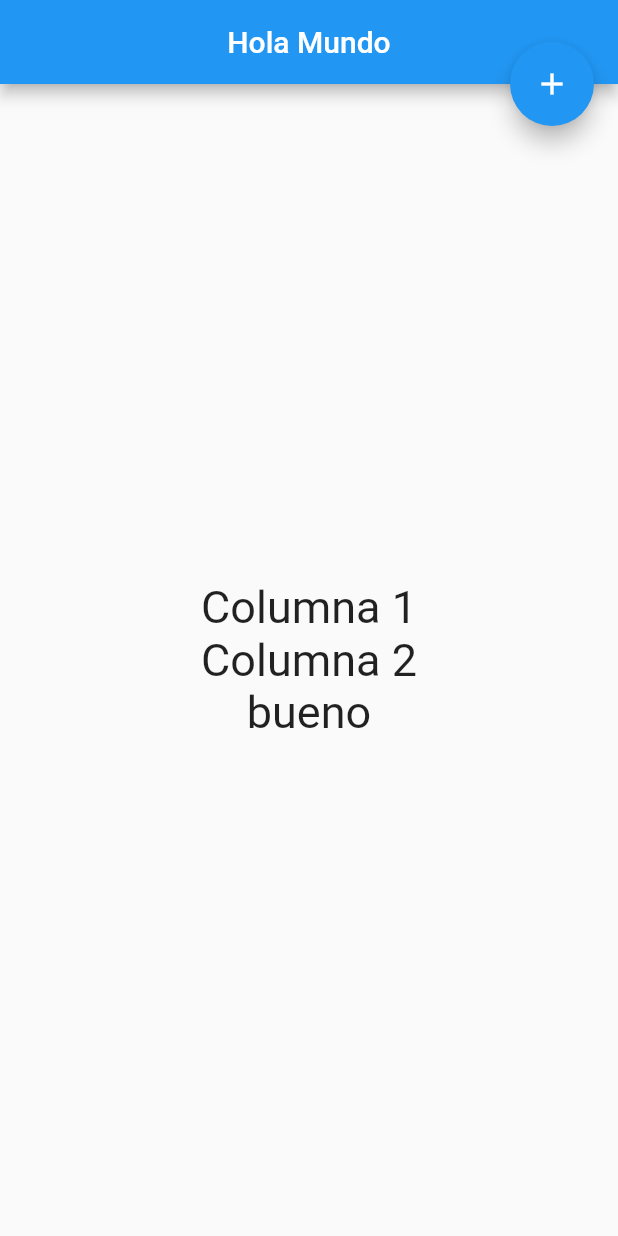
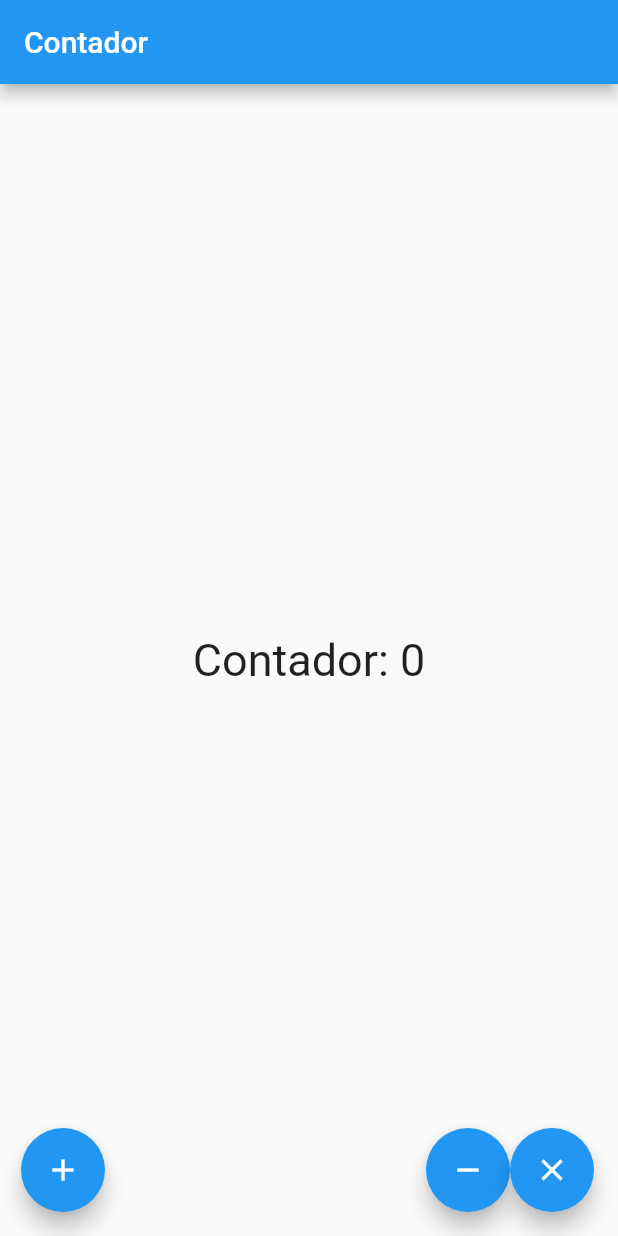
Before and after one commit to lbvp10/aprendiendo-flutter, a Flutter app: the screen it shows after launch, on a phone screen of 412 x 824 dp. Run offline on Flutter 3.47's test engine with Material 2 defaults, Android fonts, the phone set to English and light mode, and no system bars.

Commit message:
final float action button

```diff
--- a/lib/src/app.dart
+++ b/lib/src/app.dart
@@ -1,9 +1,9 @@
 import 'package:flutter/material.dart';
-import 'package:hola_mundo/src/pages/home_page.dart';
+import 'package:hola_mundo/src/pages/contador.dart';
 
 class MyApp extends StatelessWidget {
   @override
   Widget build(BuildContext context) {
-    return MaterialApp(home: HomePage());
+    return MaterialApp(home: ContadorPage());
   }
 }
--- /dev/null
+++ b/lib/src/pages/contador.dart
@@ -0,0 +1,60 @@
+import 'package:flutter/material.dart';
+
+class ContadorPage extends StatefulWidget {
+  @override
+  State<StatefulWidget> createState() {
+    return _ContadodorPageState();
+  }
+}
+
+class _ContadodorPageState extends State<ContadorPage> {
+  int contador = 0;
+
+  Row _construirBotones() {
+    FloatingActionButton sumar = FloatingActionButton(
+        child: Icon(Icons.add),
+        onPressed: () {
+          setState(() {
+            contador++;
+          });
+        });
+
+    FloatingActionButton restar = FloatingActionButton(
+        child: Icon(Icons.remove),
+        onPressed: () {
+          setState(() {
+            contador--;
+          });
+        });
+
+    FloatingActionButton limpiar = FloatingActionButton(
+      child: Icon(Icons.clear),
+      onPressed: () {
+        setState(() {
+          contador = 0;
+        });
+      },
+    );
+    return Row(mainAxisAlignment: MainAxisAlignment.end, children: <Widget>[
+      SizedBox(width: 30),
+      sumar,
+      Expanded(child: SizedBox()),
+      restar,
+      limpiar
+    ]);
+  }
+
+  @override
+  Widget build(BuildContext context) {
+    return Scaffold(
+        floatingActionButton: _construirBotones(),
+        appBar: AppBar(
+          title: Text("Contador"),
+        ),
+        body: Center(
+            child: Text(
+          'Contador: $contador',
+          style: TextStyle(fontSize: 30),
+        )));
+  }
+}
```
